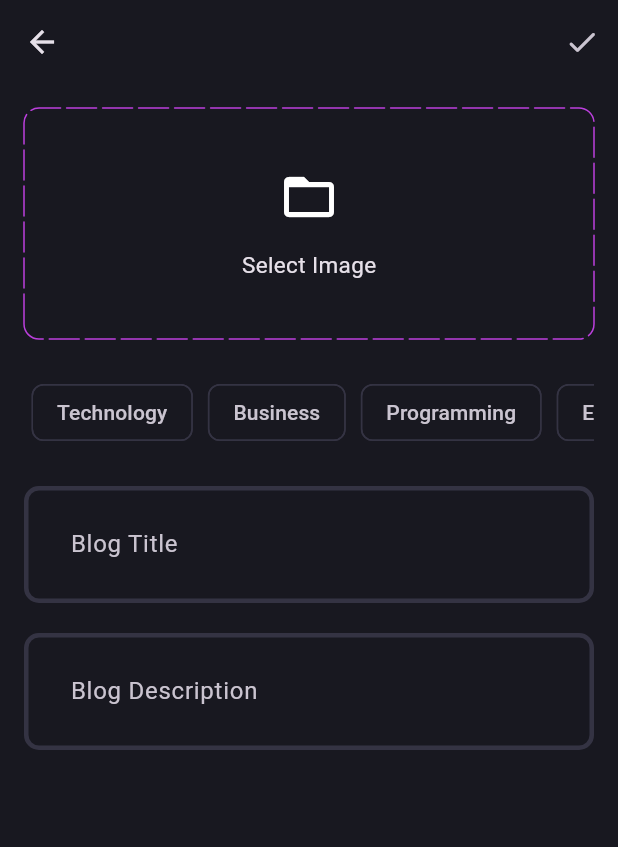
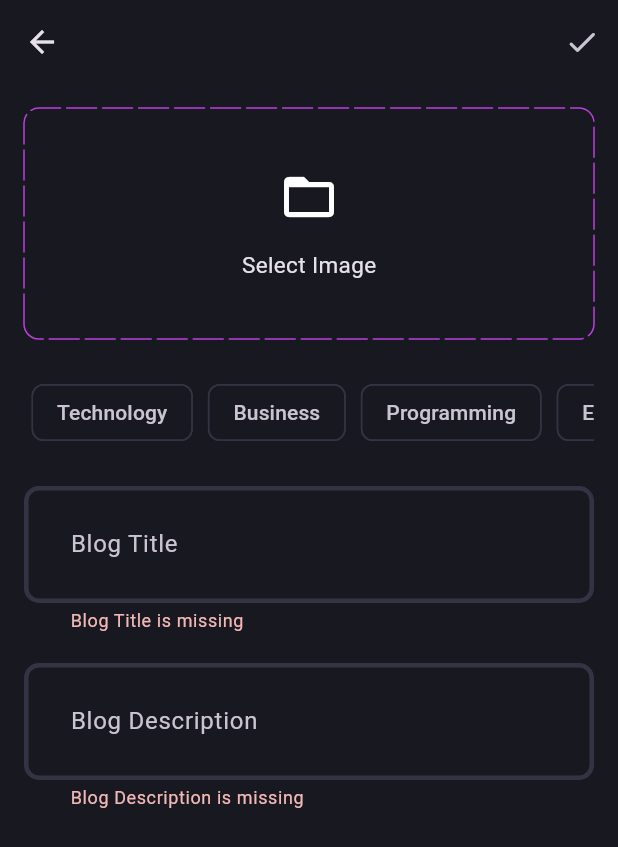
Before and after one commit to muntasirduet/BlogApp-Flutter-, a Flutter app: the AddNewBlogPage screen opened directly, after a tap on the "done" icon, on a phone screen of 412 x 824 dp. Shown: the top 847 px of the screen. Run offline on Flutter 3.47's test engine with Material 3 defaults, Android fonts, the phone set to English and light mode, and no system bars; drawn by our look-alikes of dotted_border; our stand-ins replace flutter_bloc, fpdart, get_it, image_picker, supabase_flutter; accounts and stored records are empty.

```diff
--- a/lib/core/theme/theme.dart
+++ b/lib/core/theme/theme.dart
@@ -2,14 +2,6 @@ import 'package:firstapp/core/theme/app_pallete.dart';
 import 'package:flutter/material.dart';
 
 class AppTheme {
-  static const _border = OutlineInputBorder(
-    borderSide: BorderSide(
-      color: AppPallete.borderColor,
-      width: 3,
-    ),
-    borderRadius: BorderRadius.all(Radius.circular(10)),
-  );
-
   static const _borderFocused = OutlineInputBorder(
     borderSide: BorderSide(
       color: AppPallete.gradient2,
@@ -31,8 +23,18 @@ class AppTheme {
     ),
     inputDecorationTheme: const InputDecorationTheme(
       contentPadding: EdgeInsets.all(27),
+      border: _border,
       enabledBorder: _border,
       focusedBorder: _borderFocused,
+      errorBorder: _border,
     ),
   );
+
+  static const _border = OutlineInputBorder(
+    borderSide: BorderSide(
+      color: AppPallete.borderColor,
+      width: 3,
+    ),
+    borderRadius: BorderRadius.all(Radius.circular(10)),
+  );
 }
--- a/lib/core/utilities/pick_image.dart
+++ b/lib/core/utilities/pick_image.dart
@@ -5,8 +5,9 @@ import 'package:image_picker/image_picker.dart';
 Future<File?> pickImage() async {
   try {
     final xFile = await ImagePicker().pickImage(
-      source: ImageSource.camera,
+      source: ImageSource.gallery,
     );
+
     if (xFile != null) {
       return File(xFile.path);
     }
--- a/lib/features/blog/data/datasources/blog_remote_data_source.dart
+++ b/lib/features/blog/data/datasources/blog_remote_data_source.dart
@@ -39,8 +39,8 @@ class BlogRemoteDataSourceImpl implements BlogRemoteDataSource {
             image,
           );
       return supabaseClient.storage.from('blog_images').getPublicUrl(
-            blog.id,
-          );
+          //blog.id,
+          'https://nfncqelufletkdpyhstv.supabase.co/storage/v1/object/public/blog_images/262156893-d3c453ac-89f2-428b-b527-ebeaa8f02015.png');
     } catch (e) {
       throw ServerException(e.toString());
     }
--- a/lib/features/blog/presentation/bloc/blog_bloc.dart
+++ b/lib/features/blog/presentation/bloc/blog_bloc.dart
@@ -1,13 +1,38 @@
-import 'package:bloc/bloc.dart';
-import 'package:meta/meta.dart';
+import 'dart:io';
+
+import 'package:firstapp/features/blog/domain/usecases/upload_blog.dart';
+import 'package:flutter/material.dart';
+import 'package:flutter_bloc/flutter_bloc.dart';
 
 part 'blog_event.dart';
 part 'blog_state.dart';
 
 class BlogBloc extends Bloc<BlogEvent, BlogState> {
-  BlogBloc() : super(BlogInitial()) {
-    on<BlogEvent>((event, emit) {
-      // TODO: implement event handler
-    });
+  final UploadBlog uploadBlog;
+
+  BlogBloc(this.uploadBlog)
+      : super(
+          BlogInitial(),
+        ) {
+    on<BlogEvent>((event, emit) => emit(BlogLoading()));
+    on<BlogUpload>(_onBlogUpload);
+  }
+  void _onBlogUpload(
+    BlogUpload event,
+    Emitter<BlogState> emit,
+  ) async {
+    final res = await uploadBlog(
+      UploadBlogParams(
+        posterId: event.posterId,
+        title: event.title,
+        content: event.content,
+        image: event.image,
+        topics: event.topics,
+      ),
+    );
+    res.fold(
+      (l) => emit(BlogFailure(l.message)),
+      (r) => emit(BlogSuccess()),
+    );
   }
 }
--- a/lib/features/blog/presentation/bloc/blog_event.dart
+++ b/lib/features/blog/presentation/bloc/blog_event.dart
@@ -2,3 +2,19 @@ part of 'blog_bloc.dart';
 
 @immutable
 sealed class BlogEvent {}
+
+final class BlogUpload extends BlogEvent {
+  final String posterId;
+  final String title;
+  final String content;
+  final File image;
+  final List<String> topics;
+
+  BlogUpload({
+    required this.posterId,
+    required this.title,
+    required this.content,
+    required this.image,
+    required this.topics,
+  });
+}
--- a/lib/features/blog/presentation/pages/add_new_blog_add.dart
+++ b/lib/features/blog/presentation/pages/add_new_blog_add.dart
@@ -1,10 +1,16 @@
 import 'dart:io';
 
 import 'package:dotted_border/dotted_border.dart';
+import 'package:firstapp/core/common/cubits/app_user/app_user_cubit.dart';
+import 'package:firstapp/core/common/widgets/loader.dart';
 import 'package:firstapp/core/theme/app_pallete.dart';
 import 'package:firstapp/core/utilities/pick_image.dart';
+import 'package:firstapp/core/utilities/show_snackbar.dart';
+import 'package:firstapp/features/blog/presentation/bloc/blog_bloc.dart';
+import 'package:firstapp/features/blog/presentation/pages/blog_page.dart';
 import 'package:firstapp/features/blog/presentation/widget/blog_editor.dart';
 import 'package:flutter/material.dart';
+import 'package:flutter_bloc/flutter_bloc.dart';
 
 class AddNewBlogPage extends StatefulWidget {
   static route() => MaterialPageRoute(
@@ -19,6 +25,7 @@ class AddNewBlogPage extends StatefulWidget {
 class _AddNewBlogPageState extends State<AddNewBlogPage> {
   final titleController = TextEditingController();
   final contentController = TextEditingController();
+  final formKey = GlobalKey<FormState>();
   List<String> selectedTopics = [];
   File? image;
   void selectImage() async {
@@ -43,14 +50,44 @@ class _AddNewBlogPageState extends State<AddNewBlogPage> {
       appBar: AppBar(
         actions: [
           IconButton(
-            onPressed: () {},
+            onPressed: () {
+              if (formKey.currentState!.validate() && selectedTopics.isEmpty) {
+                final posterId =
+                    context.read<AppUserCubit>().state as AppUserLoggedIn;
+                context.read<BlogBloc>().add(BlogUpload(
+                      posterId: posterId.user.id,
+                      title: titleController.text.trim(),
+                      content: contentController.text.trim(),
+                      image: image!,
+                      topics: selectedTopics,
+                    ));
+              }
+            },
             icon: const Icon(Icons.done_rounded),
           ),
         ],
       ),
-      body: SingleChildScrollView(
+      body: BlocConsumer<BlogBloc, BlogState>(
+        listener: (context, state) {
+          if (state is BlogFailure) {
+            showSnackBar(context, state.error);
+          } else if (state is BlogSuccess) {
+            Navigator.pushAndRemoveUntil(
+              context,
+              BlogPage.route(),
+              (route) => false,
+            );
+          }
+        },
+        builder: (context, state) {
+          if (state is BlogLoading) {
+            return const Loader();
+          }
+          return SingleChildScrollView(
             child: Padding(
               padding: const EdgeInsets.all(16.0),
+              child: Form(
+                key: formKey,
                 child: Column(
                   children: [
                     image != null
@@ -163,5 +200,8 @@ class _AddNewBlogPageState extends State<AddNewBlogPage> {
               ),
             ),
           );
+        },
+      ),
+    );
   }
 }
--- a/lib/features/blog/presentation/pages/blog_page.dart
+++ b/lib/features/blog/presentation/pages/blog_page.dart
@@ -3,6 +3,7 @@ import 'package:flutter/cupertino.dart';
 import 'package:flutter/material.dart';
 
 class BlogPage extends StatelessWidget {
+  static route() => MaterialPageRoute(builder: (context) => const BlogPage());
   const BlogPage({super.key});
 
   @override
--- a/lib/features/blog/presentation/widget/blog_editor.dart
+++ b/lib/features/blog/presentation/widget/blog_editor.dart
@@ -17,6 +17,12 @@ class BlogEditor extends StatelessWidget {
         hintText: hintText,
       ),
       maxLines: null,
+      validator: (value) {
+        if (value!.isEmpty) {
+          return "$hintText is missing";
+        }
+        return null;
+      },
     );
   }
 }
--- a/lib/main.dart
+++ b/lib/main.dart
@@ -2,6 +2,7 @@ import 'package:firstapp/core/common/cubits/app_user/app_user_cubit.dart';
 import 'package:firstapp/core/theme/theme.dart';
 import 'package:firstapp/features/auth/presentation/bloc/auth_bloc.dart';
 import 'package:firstapp/features/auth/presentation/pages/login_page.dart';
+import 'package:firstapp/features/blog/presentation/bloc/blog_bloc.dart';
 import 'package:firstapp/features/blog/presentation/pages/blog_page.dart';
 import 'package:firstapp/init_dependencies.dart';
 import 'package:flutter/material.dart';
@@ -18,6 +19,9 @@ void main() async {
         ),
         BlocProvider(
           create: (_) => serviceLocator<AuthBloc>(),
+        ),
+        BlocProvider(
+          create: (_) => serviceLocator<BlogBloc>(),
         ),
       ],
       child: const MyApp(),
```
Also changed, not shown: lib/init_dependencies.dart (+32 -0 lines). Lines whose indentation alone changed are shown as unchanged.
